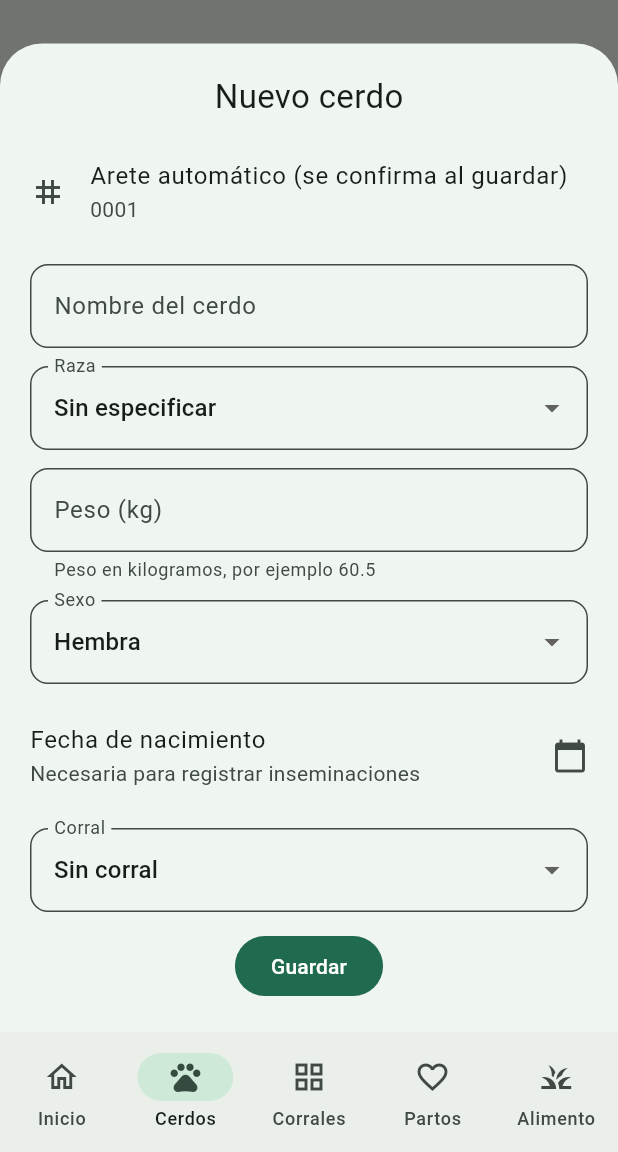
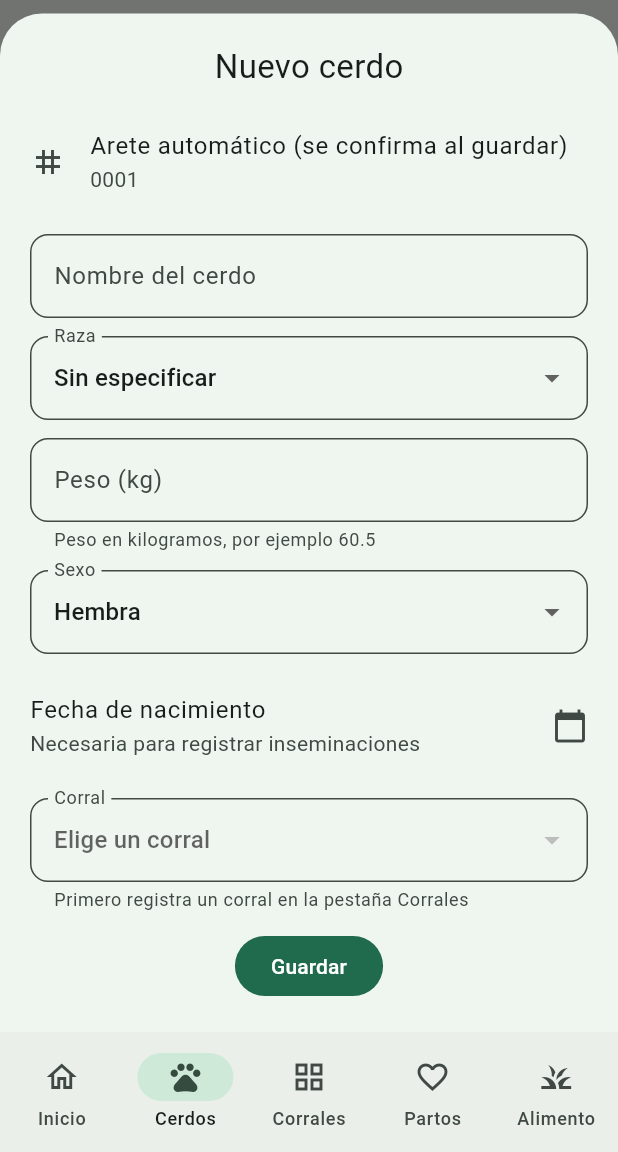
Before and after one commit to angel04-gifd/porcinotech, a Flutter app: the CerdosScreen screen opened by its route, after a tap on "Agregar cerdo", on a phone screen of 412 x 824 dp, the part 84-1236 px from its top. Run offline on Flutter 3.47's test engine with Material 3 defaults, Android fonts, the phone set to English and light mode, and no system bars; our stand-ins replace fl_chart, flutter_riverpod, go_router, shared_preferences, supabase_flutter; accounts and stored records are empty; network calls fail.

Commit message:
feat: corral obligatorio al registrar un cerdo nuevo
Al editar un cerdo que ya estaba sin corral no se bloquea nada.

Co-Authored-By: Claude Sonnet 5.5 <noreply@anthropic.com>

```diff
--- a/lib/features/cerdos/data/pig_rules.dart
+++ b/lib/features/cerdos/data/pig_rules.dart
@@ -81,6 +81,11 @@ String? validatePigName(String? value, {Iterable<String> aretes = const []}) {
   }
   return null;
 }
+
+/// Al registrar un cerdo nuevo hay que elegir corral; al editar uno que ya
+/// estaba sin corral no se bloquea.
+String? validatePenChoice(String? penId, {required bool isNewPig}) =>
+    isNewPig && penId == null ? 'Elige un corral' : null;
 
 /// Un corral admite otro cerdo activo solo si no está lleno.
 bool penHasRoom({required int capacity, required int activeResidents}) =>
--- a/lib/features/cerdos/presentation/cerdos_screen.dart
+++ b/lib/features/cerdos/presentation/cerdos_screen.dart
@@ -560,12 +560,21 @@ class _PigFormState extends ConsumerState<_PigForm> {
                     initialValue: rows.any((pen) => pen['id'] == _corral)
                         ? _corral
                         : null,
-                    decoration: const InputDecoration(labelText: 'Corral'),
+                    decoration: InputDecoration(
+                      labelText: 'Corral',
+                      helperText: rows.isEmpty && widget.pig == null
+                          ? 'Primero registra un corral en la pestaña Corrales'
+                          : null,
+                    ),
+                    hint: const Text('Elige un corral'),
+                    validator: (value) =>
+                        validatePenChoice(value, isNewPig: widget.pig == null),
                     items: [
-                      const DropdownMenuItem<String?>(
-                        value: null,
-                        child: Text('Sin corral'),
-                      ),
+                      if (widget.pig != null)
+                        const DropdownMenuItem<String?>(
+                          value: null,
+                          child: Text('Sin corral'),
+                        ),
                       for (final pen in rows)
                         DropdownMenuItem<String?>(
                           value: pen['id'] as String,
```
Also changed, not shown: 1 other file.
